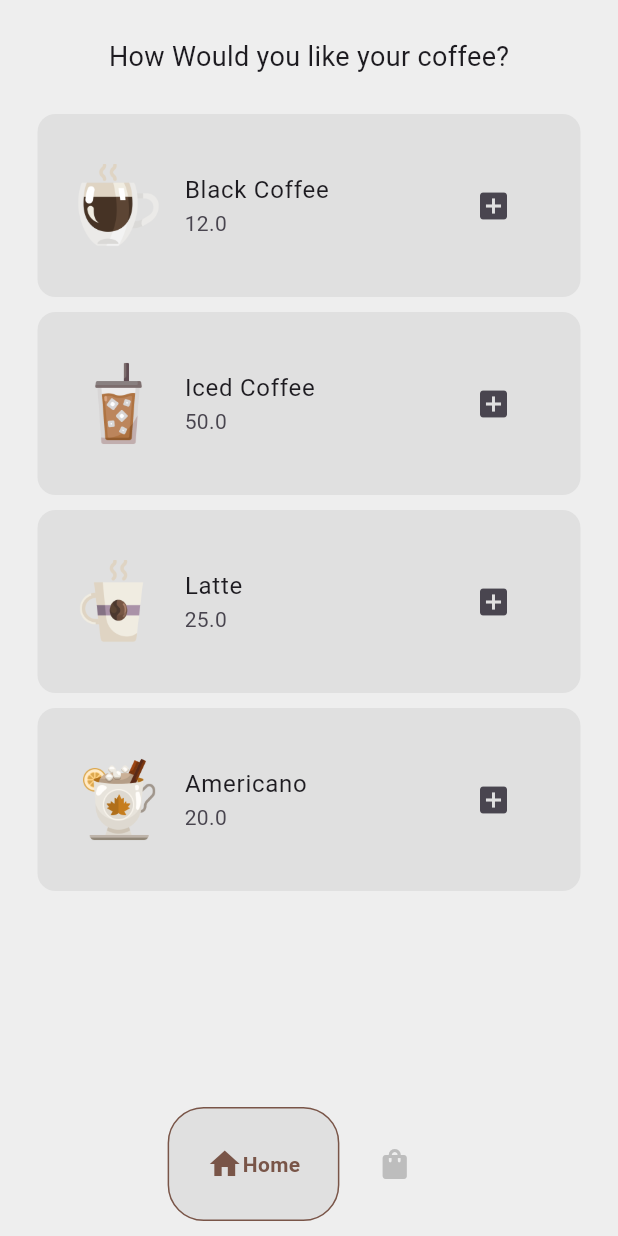
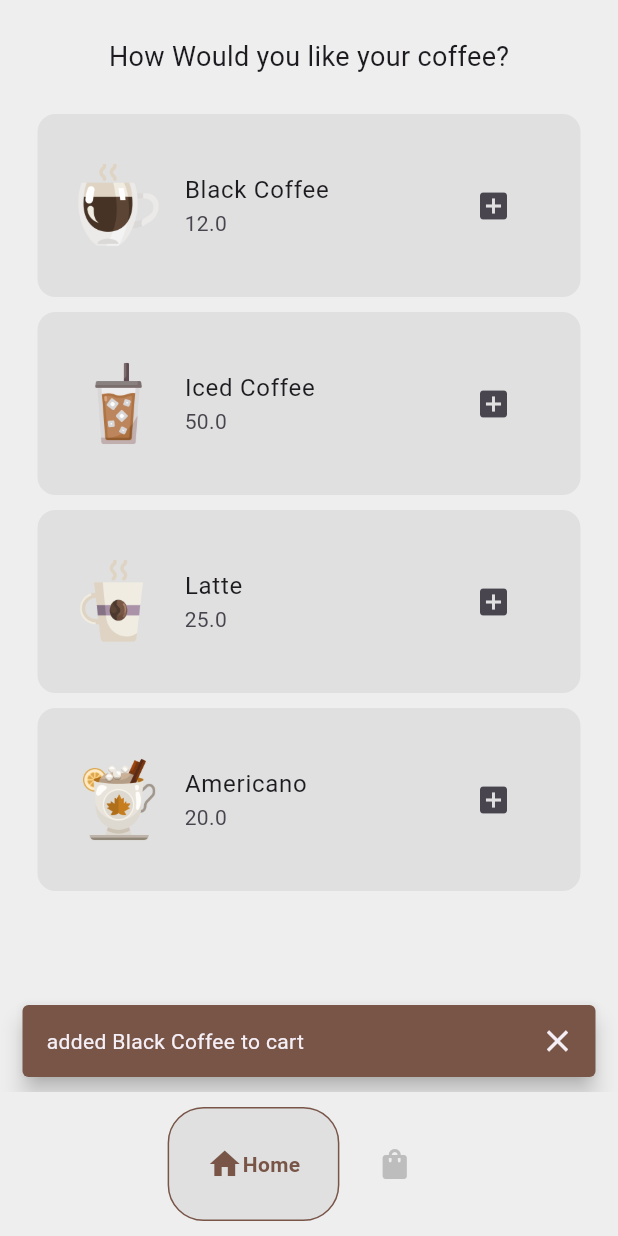
Before and after one commit to Jeffrey-joe-mathews/CoffeeShopApp, a Flutter app: the screen it shows after launch, after a tap on the "add box" icon, on a phone screen of 412 x 824 dp. Run offline on Flutter 3.47's test engine with Material 3 defaults, Android fonts, the phone set to English and light mode, and no system bars; drawn by our look-alikes of google_nav_bar.

```diff
--- a/lib/components/coffee_tile.dart
+++ b/lib/components/coffee_tile.dart
@@ -4,9 +4,9 @@ import 'package:todo_flutter/models/coffee.dart';
 class CoffeeTile extends StatelessWidget {
 
   final Coffee coffee;
-  void Function()? onPressed;
+  final void Function()? onPressed;
   final Widget icon;
-  CoffeeTile({super.key, required this.coffee, required this.onPressed, required this.icon});
+  const CoffeeTile({super.key, required this.coffee, required this.onPressed, required this.icon});
 
   @override
   Widget build(BuildContext context) {
--- a/lib/models/coffee_shop.dart
+++ b/lib/models/coffee_shop.dart
@@ -45,6 +45,7 @@ class CoffeeShop extends ChangeNotifier{
   // add item to cart
   void addItem (Coffee coffee) {
     _userCart.add(coffee);
+    notifyListeners();
   }
 
   // remove item from cart
--- a/lib/pages/shop_page.dart
+++ b/lib/pages/shop_page.dart
@@ -15,6 +15,16 @@ class _ShopPageState extends State<ShopPage> {
 
   void addToCart (Coffee coffee) {
     Provider.of<CoffeeShop>(context, listen: false).addItem(coffee);
+
+    ScaffoldMessenger.of(context).showSnackBar(
+      SnackBar(
+        content: Text("added ${coffee.name} to cart"),
+        duration: Duration(seconds: 2),
+        behavior: SnackBarBehavior.floating,
+        backgroundColor: Colors.brown,
+        showCloseIcon: true,
+      )
+    );
   }
 
   @override
```
Also changed, not shown: lib/pages/cart_page.dart (+10 -0 lines).
